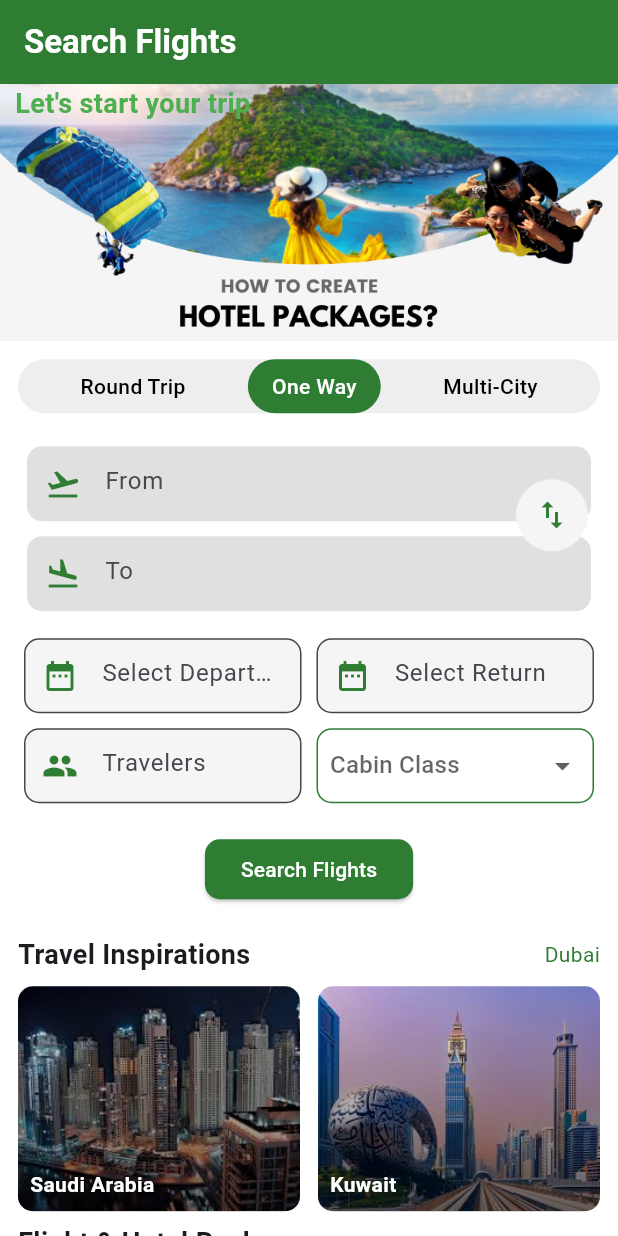
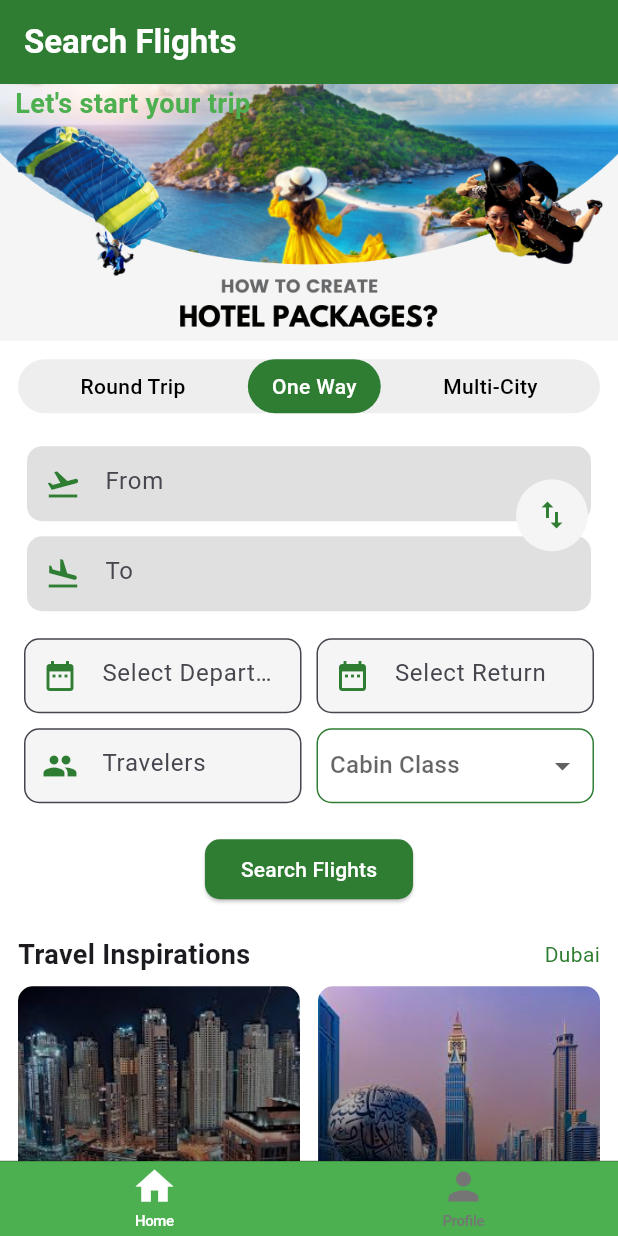
Before and after one commit to mohanta123/FlightBooking, a Flutter app: the screen it shows after launch, on a phone screen of 412 x 824 dp. Run offline on Flutter 3.47's test engine with Material 3 defaults, Android fonts, the phone set to English and light mode, and no system bars; our stand-ins replace google_fonts.

Commit message:
padmalochana bottom navigation

```diff
--- a/lib/features/Bookings/bookings.dart
+++ b/lib/features/Bookings/bookings.dart
@@ -42,7 +42,7 @@ class _BookingsState extends State<Bookings> {
     },
   ];
 
-  int selectedSlot = 0; // Index of the selected time slot
+  int selectedSlot = 0;
 
   @override
   Widget build(BuildContext context) {
--- a/lib/features/Home/homeScreen.dart
+++ b/lib/features/Home/homeScreen.dart
@@ -201,7 +201,6 @@ class _HomescreenState extends State<Homescreen> {
                 ),
               ),
               const SizedBox(width: 10),
-
               Flexible(
                 child: Container(
                   height: 50,
@@ -227,10 +226,6 @@ class _HomescreenState extends State<Homescreen> {
                   ),
                 ),
               ),
-
-
-
-
             ],
           ),
         ],
@@ -436,8 +431,8 @@ class _HomescreenState extends State<Homescreen> {
         child: AbsorbPointer(
           child: TextField(
             controller:
-                _controller, // Use a TextEditingController to manage the input
-            readOnly: true, // To make it non-editable
+                _controller,
+            readOnly: true,
             decoration: InputDecoration(
               prefixIcon: Icon(icon, color: Colors.green.shade800),
               hintText: isDeparture
@@ -452,8 +447,8 @@ class _HomescreenState extends State<Homescreen> {
               border: OutlineInputBorder(
                 borderRadius: BorderRadius.circular(10),
                 borderSide: BorderSide(
-                  color: Colors.green.shade800, // Optional: Border color
-                  width: 1, // Optional: Border width
+                  color: Colors.green.shade800,
+                  width: 1,
                 ),
               ),
             ),
@@ -496,7 +491,6 @@ class _HomescreenState extends State<Homescreen> {
       return;
     }
 
-    // Proceed with navigation to Bookings if validation passes
     Navigator.push(context, MaterialPageRoute(builder: (context) => Bookings()));
   }
 
--- a/lib/main.dart
+++ b/lib/main.dart
@@ -1,5 +1,5 @@
+import 'package:flightbooking/widgets/ButtonNavigation/buttonNavigation.dart';
 import 'package:flutter/material.dart';
-import 'features/Home/homeScreen.dart';
 
 
 
@@ -14,14 +14,14 @@
   @override
   Widget build(BuildContext context) {
     return MaterialApp(
-      title: 'Flutter',
+      title: 'Flutter Demo',
       theme: ThemeData(
 
         colorScheme: ColorScheme.fromSeed(seedColor: Colors.deepPurple),
         useMaterial3: true,
       ),
       debugShowCheckedModeBanner: false,
-      home: Homescreen(),
+      home:ButtonNavigation(),
     );
   }
 }
--- /dev/null
+++ b/lib/widgets/ButtonNavigation/buttonNavigation.dart
@@ -0,0 +1,52 @@
+import 'package:flutter/cupertino.dart';
+import 'package:flutter/material.dart';
+import '../../features/Home/homeScreen.dart';
+import '../../features/Profile/profile.dart';
+
+class ButtonNavigation extends StatefulWidget {
+  const ButtonNavigation({Key? key}) : super(key: key);
+
+  @override
+  State<ButtonNavigation> createState() => _ButtonNavigationState();
+}
+
+class _ButtonNavigationState extends State<ButtonNavigation> {
+  int _page = 0; // Variable to track the selected tab
+
+  final List<Widget> pages = [
+    Homescreen(),
+    Profile(),
+  ];
+
+  @override
+  Widget build(BuildContext context) {
+    return CupertinoTabScaffold(
+      tabBar: CupertinoTabBar(
+        backgroundColor: Colors.green,
+        activeColor: Colors.white,
+        inactiveColor: Colors.grey.shade600,
+        currentIndex: _page,
+        onTap: (index) {
+          setState(() {
+            _page = index;
+          });
+        },
+        items: const [
+          BottomNavigationBarItem(
+            icon: Icon(Icons.home),
+            label: 'Home',
+          ),
+          BottomNavigationBarItem(
+            icon: Icon(Icons.person),
+            label: 'Profile',
+          ),
+        ],
+      ),
+      tabBuilder: (BuildContext context, int index) {
+        return CupertinoTabView(
+          builder: (context) => pages[_page],
+        );
+      },
+    );
+  }
+}
```
Also changed, not shown: assets/sea.jpg (added).
